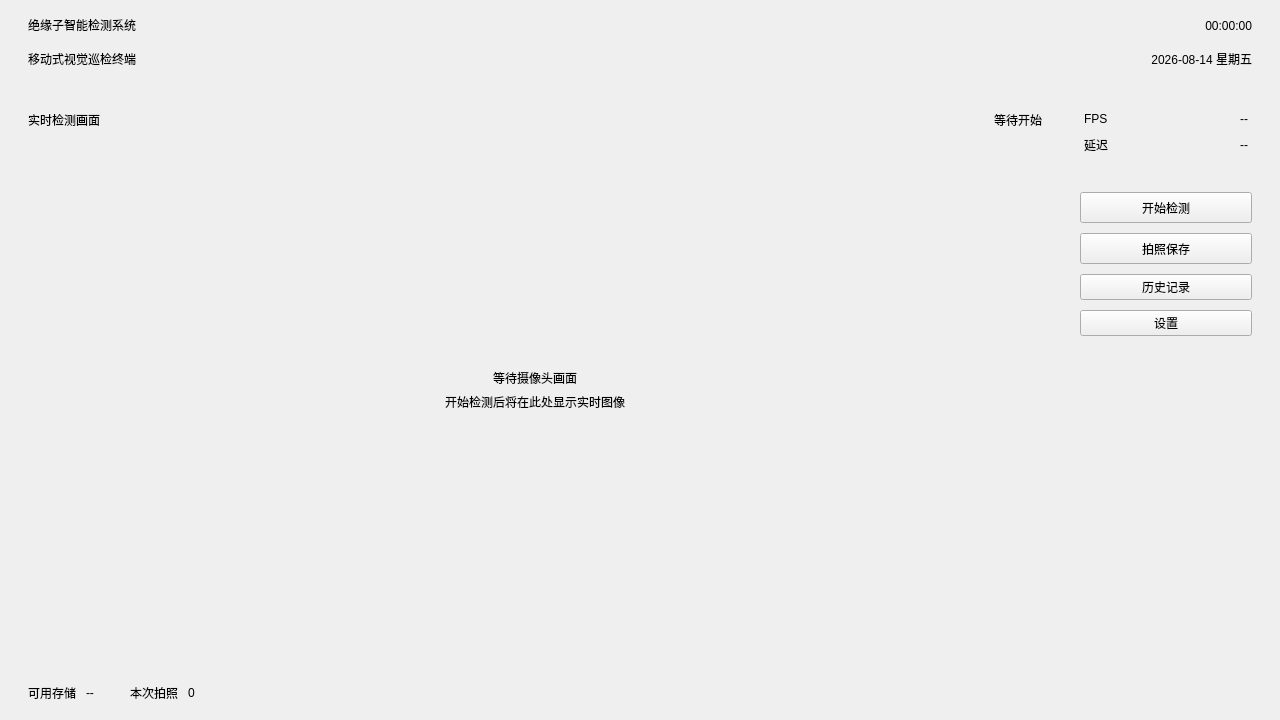
Before: the Qt Designer form mainwindow.ui in Potato-Hui/QT, drawn with Qt 5.
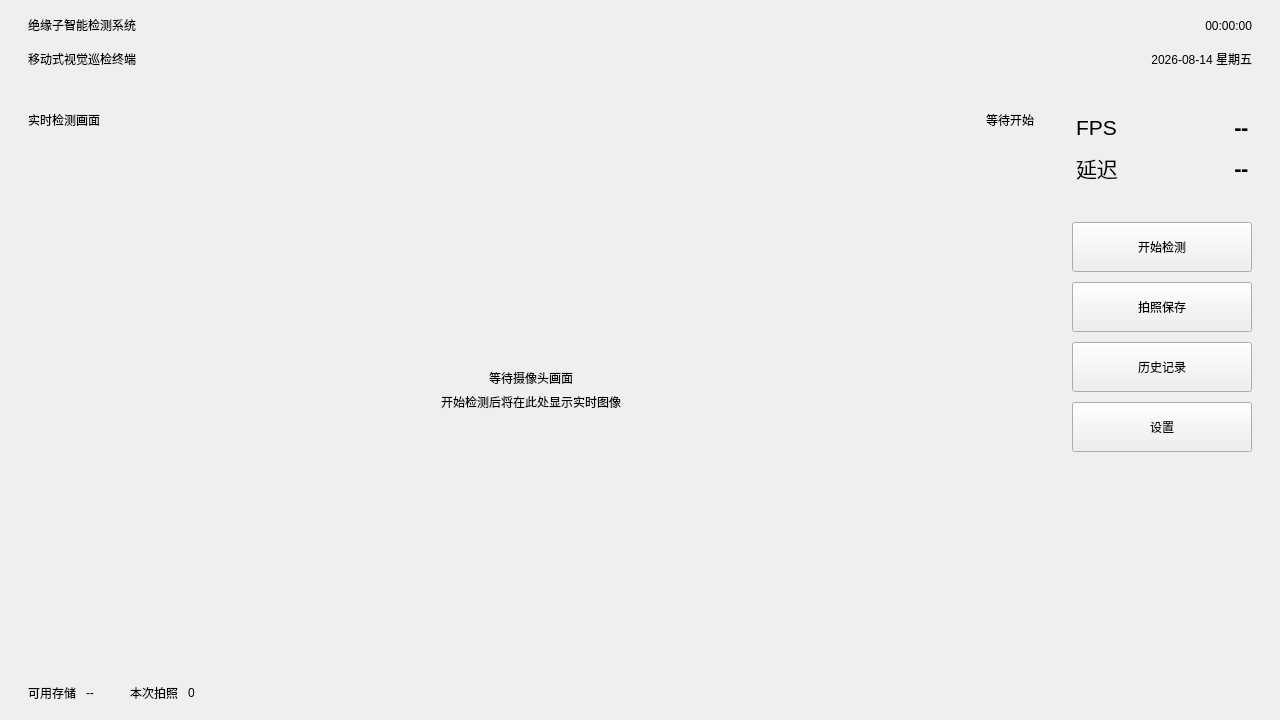
After: the same form once the commit is applied. The open tabs and pages were chosen to show the change.

Commit message: 更改了UI的布局，量化程序多加了一个CPP

```diff
--- a/mainwindow.ui
+++ b/mainwindow.ui
@@ -161,6 +161,12 @@
         </property>
         <item>
          <widget class="QFrame" name="previewCard">
+          <property name="maximumSize">
+           <size>
+            <width>1280</width>
+            <height>16777215</height>
+           </size>
+          </property>
           <property name="card" stdset="0">
            <bool>true</bool>
           </property>
@@ -318,6 +324,18 @@
           </property>
           <item>
            <widget class="QFrame" name="resultCard">
+            <property name="minimumSize">
+             <size>
+              <width>0</width>
+              <height>0</height>
+             </size>
+            </property>
+            <property name="maximumSize">
+             <size>
+              <width>16777215</width>
+              <height>16777215</height>
+             </size>
+            </property>
             <property name="card" stdset="0">
              <bool>true</bool>
             </property>
@@ -347,6 +365,11 @@
                </property>
                <item row="1" column="0">
                 <widget class="QLabel" name="latencyNameLabel">
+                 <property name="font">
+                  <font>
+                   <pointsize>16</pointsize>
+                  </font>
+                 </property>
                  <property name="text">
                   <string>延迟</string>
                  </property>
@@ -357,6 +380,14 @@
                </item>
                <item row="1" column="1">
                 <widget class="QLabel" name="latencyValueLabel">
+                 <property name="font">
+                  <font>
+                   <family>Ubuntu Condensed</family>
+                   <pointsize>16</pointsize>
+                   <weight>75</weight>
+                   <bold>true</bold>
+                  </font>
+                 </property>
                  <property name="text">
                   <string>--</string>
                  </property>
@@ -370,6 +401,15 @@
                </item>
                <item row="0" column="1">
                 <widget class="QLabel" name="fpsValueLabel">
+                 <property name="font">
+                  <font>
+                   <family>Ubuntu Condensed</family>
+                   <pointsize>16</pointsize>
+                   <weight>75</weight>
+                   <italic>false</italic>
+                   <bold>true</bold>
+                  </font>
+                 </property>
                  <property name="text">
                   <string>--</string>
                  </property>
@@ -383,6 +423,11 @@
                </item>
                <item row="0" column="0">
                 <widget class="QLabel" name="fpsNameLabel">
+                 <property name="font">
+                  <font>
+                   <pointsize>16</pointsize>
+                  </font>
+                 </property>
                  <property name="text">
                   <string>FPS</string>
                  </property>
@@ -421,8 +466,8 @@
               <widget class="QPushButton" name="detectButton">
                <property name="minimumSize">
                 <size>
-                 <width>172</width>
-                 <height>31</height>
+                 <width>180</width>
+                 <height>50</height>
                 </size>
                </property>
                <property name="text">
@@ -437,8 +482,8 @@
               <widget class="QPushButton" name="snapshotButton">
                <property name="minimumSize">
                 <size>
-                 <width>172</width>
-                 <height>31</height>
+                 <width>180</width>
+                 <height>50</height>
                 </size>
                </property>
                <property name="text">
@@ -453,6 +498,12 @@
                </property>
                <item>
                 <widget class="QPushButton" name="recordsButton">
+                 <property name="minimumSize">
+                  <size>
+                   <width>180</width>
+                   <height>50</height>
+                  </size>
+                 </property>
                  <property name="text">
                   <string>历史记录</string>
                  </property>
@@ -462,6 +513,12 @@
              </item>
              <item>
               <widget class="QPushButton" name="settingsButton">
+               <property name="minimumSize">
+                <size>
+                 <width>180</width>
+                 <height>50</height>
+                </size>
+               </property>
                <property name="contextMenuPolicy">
                 <enum>Qt::DefaultContextMenu</enum>
                </property>
```
Left out of the diff: 42 changed lines with no effect on the pictures. The commit also changes 2 other files.
